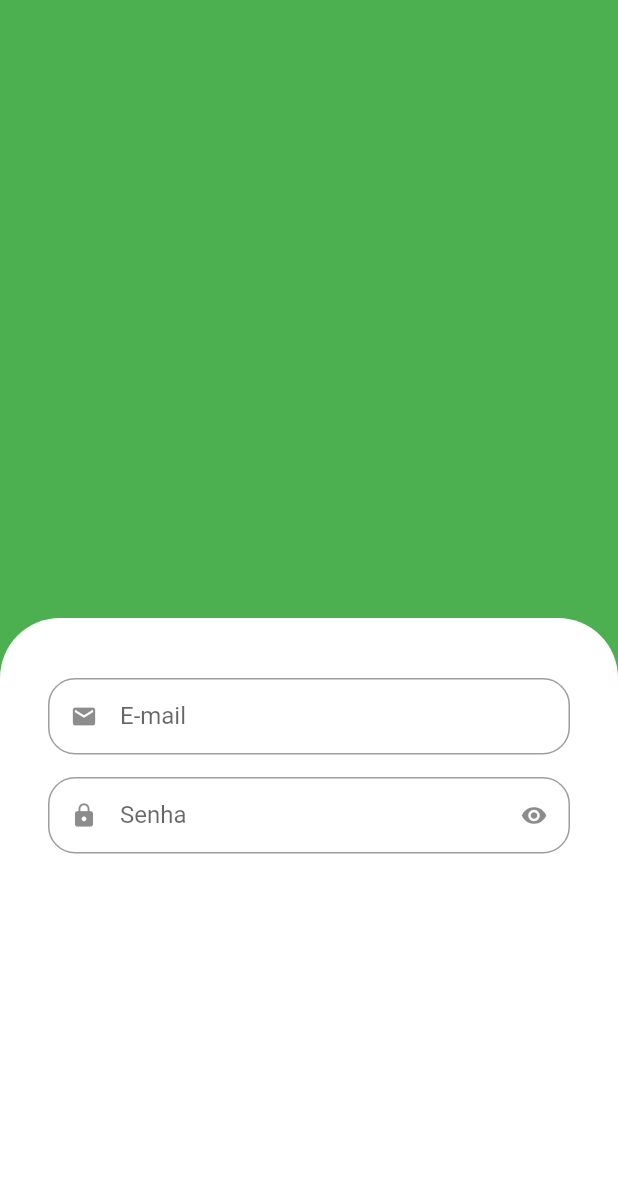
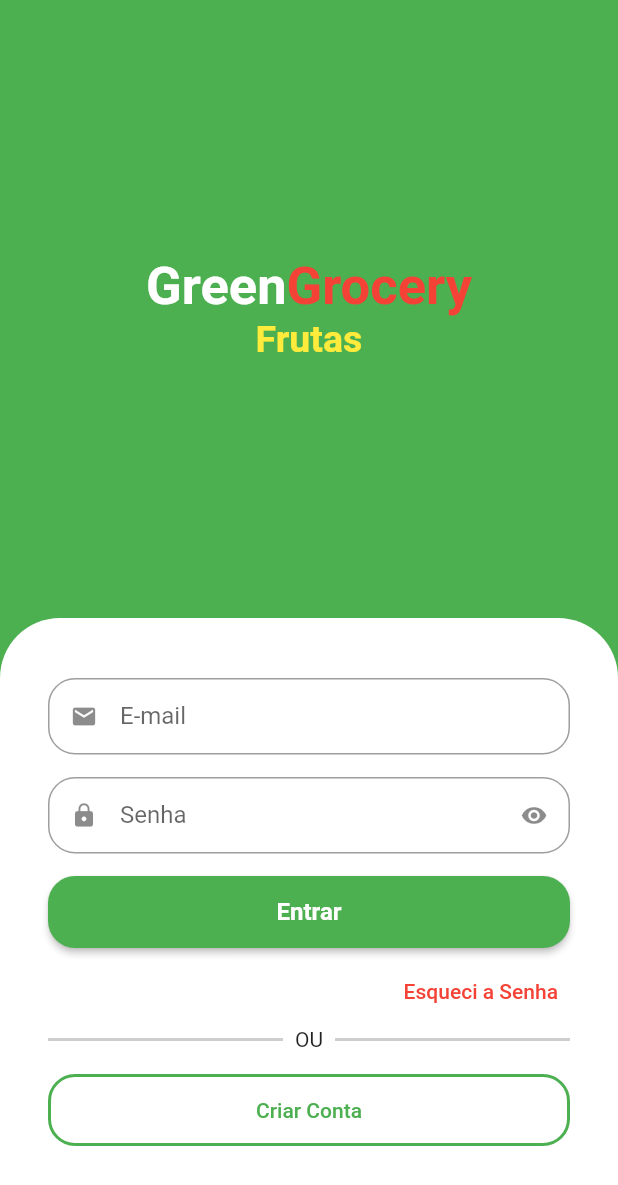
Before and after one commit to uespi-phb/prog4-20242, a Flutter app: the screen it shows after launch, on a phone screen of 412 x 824 dp. Shown: the top 1185 px of the screen. Run offline on Flutter 3.47's test engine with Material 3 defaults, Android fonts, the phone set to English and light mode, and no system bars; drawn by our look-alikes of animated_text_kit.

Commit message:
Aula 2024-11-08

```diff
--- a/grocery/lib/auth/auth_page.dart
+++ b/grocery/lib/auth/auth_page.dart
@@ -1,4 +1,5 @@
 import 'package:flutter/material.dart';
+import 'package:animated_text_kit/animated_text_kit.dart';
 
 import './icon_text_form_field.dart';
 
@@ -8,16 +9,70 @@ class AuthPage extends StatelessWidget {
   @override
   Widget build(BuildContext context) {
     final theme = Theme.of(context);
+    const foodCategories = [
+      'Frutas',
+      'Verduras',
+      'Legumes',
+      'Carnes',
+      'Cereais',
+      'Laticíneos'
+    ];
+    final categories = foodCategories.map(
+      (name) => FadeAnimatedText(
+        name,
+        textStyle: const TextStyle(
+          color: Colors.yellow,
+          fontSize: 25.0,
+          fontWeight: FontWeight.bold,
+        ),
+      ),
+    );
 
     return Scaffold(
       backgroundColor: theme.primaryColor,
       body: Column(
         children: [
+          // Header
           Expanded(
             child: Container(
               color: theme.primaryColor,
+              child: Column(
+                mainAxisAlignment: MainAxisAlignment.center,
+                children: [
+                  const Text.rich(
+                    TextSpan(
+                      children: [
+                        TextSpan(
+                          text: 'Green',
+                          style: TextStyle(
+                            color: Colors.white,
+                            fontSize: 35.0,
+                            fontWeight: FontWeight.bold,
+                          ),
+                        ),
+                        TextSpan(
+                          text: 'Grocery',
+                          style: TextStyle(
+                            color: Colors.red,
+                            fontSize: 35.0,
+                            fontWeight: FontWeight.bold,
+                          ),
+                        ),
+                      ],
+                    ),
+                  ),
+                  SizedBox(
+                    height: 30.0,
+                    child: AnimatedTextKit(
+                      repeatForever: true,
+                      animatedTexts: categories.toList(),
+                    ),
+                  ),
+                ],
+              ),
             ),
           ),
+          // Auth Form
           Expanded(
             child: Container(
               padding: const EdgeInsets.symmetric(
@@ -30,20 +85,96 @@ class AuthPage extends StatelessWidget {
                   top: Radius.circular(40.0),
                 ),
               ),
-              child: const Column(
+              child: Column(
+                crossAxisAlignment: CrossAxisAlignment.stretch,
                 children: [
-                  Padding(
+                  // E-mail Field
+                  const Padding(
                     padding: EdgeInsets.only(bottom: 15.0),
                     child: IconTextFormField(
                       labelText: 'E-mail',
                       icon: Icons.email,
                     ),
                   ),
-                  IconTextFormField(
-                    labelText: 'Senha',
-                    icon: Icons.lock,
-                    isSecret: true,
+                  // Password Field
+                  const Padding(
+                    padding: EdgeInsets.only(bottom: 15.0),
+                    child: IconTextFormField(
+                      labelText: 'Senha',
+                      icon: Icons.lock,
+                      isSecret: true,
+                    ),
                   ),
+                  // Enter Button
+                  Padding(
+                    padding: const EdgeInsets.only(bottom: 5.0),
+                    child: ElevatedButton(
+                      style: ElevatedButton.styleFrom(
+                        backgroundColor: theme.primaryColor,
+                        minimumSize: const Size.fromHeight(48),
+                        shape: RoundedRectangleBorder(
+                          borderRadius: BorderRadius.circular(18.0),
+                        ),
+                      ),
+                      onPressed: () {},
+                      child: const Text(
+                        'Entrar',
+                        style: TextStyle(
+                          fontSize: 16.0,
+                          fontWeight: FontWeight.bold,
+                        ),
+                      ),
+                    ),
+                  ),
+                  // Forgot Password Button
+                  Align(
+                    alignment: Alignment.centerRight,
+                    child: TextButton(
+                      style: TextButton.styleFrom(foregroundColor: Colors.red),
+                      onPressed: () {},
+                      child: const Text('Esqueci a Senha'),
+                    ),
+                  ),
+                  // Divider
+                  Row(
+                    children: [
+                      Expanded(
+                        child: Divider(
+                          color: Colors.grey.withAlpha(128),
+                          thickness: 2.0,
+                        ),
+                      ),
+                      const Padding(
+                        padding: EdgeInsets.symmetric(horizontal: 8.0),
+                        child: Text('OU'),
+                      ),
+                      Expanded(
+                        child: Divider(
+                          color: Colors.grey.withAlpha(128),
+                          thickness: 2.0,
+                        ),
+                      ),
+                    ],
+                  ),
+                  // Create Account Button
+                  Padding(
+                    padding: const EdgeInsets.only(top: 15.0),
+                    child: OutlinedButton(
+                      style: OutlinedButton.styleFrom(
+                        foregroundColor: theme.primaryColor,
+                        minimumSize: const Size.fromHeight(48.0),
+                        shape: RoundedRectangleBorder(
+                          borderRadius: BorderRadius.circular(18.0),
+                        ),
+                        side: BorderSide(
+                          width: 2.0,
+                          color: theme.primaryColor,
+                        ),
+                      ),
+                      onPressed: () {},
+                      child: const Text('Criar Conta'),
+                    ),
+                  )
                 ],
               ),
             ),
--- a/grocery/lib/auth/icon_text_form_field.dart
+++ b/grocery/lib/auth/icon_text_form_field.dart
@@ -20,9 +20,16 @@ class _IconTextFormFieldState extends State<IconTextFormField> {
   bool obscuredText = false;
 
   @override
+  void initState() {
+    super.initState();
+
+    obscuredText = widget.isSecret;
+  }
+
+  @override
   Widget build(BuildContext context) {
     return TextFormField(
-      obscureText: widget.isSecret,
+      obscureText: obscuredText,
       decoration: InputDecoration(
         isDense: true,
         labelText: widget.labelText,
@@ -30,9 +37,13 @@ class _IconTextFormFieldState extends State<IconTextFormField> {
         suffixIcon: widget.isSecret
             ? IconButton(
                 onPressed: () {
-                  debugPrint('OLHO');
+                  setState(() {
+                    obscuredText = !obscuredText;
+                  });
                 },
-                icon: const Icon(Icons.visibility),
+                icon: Icon(
+                  obscuredText ? Icons.visibility : Icons.visibility_off,
+                ),
               )
             : null,
         border: const OutlineInputBorder(
```
Also changed, not shown: grocery/pubspec.yaml (+3 -37 lines), 1 other file.
